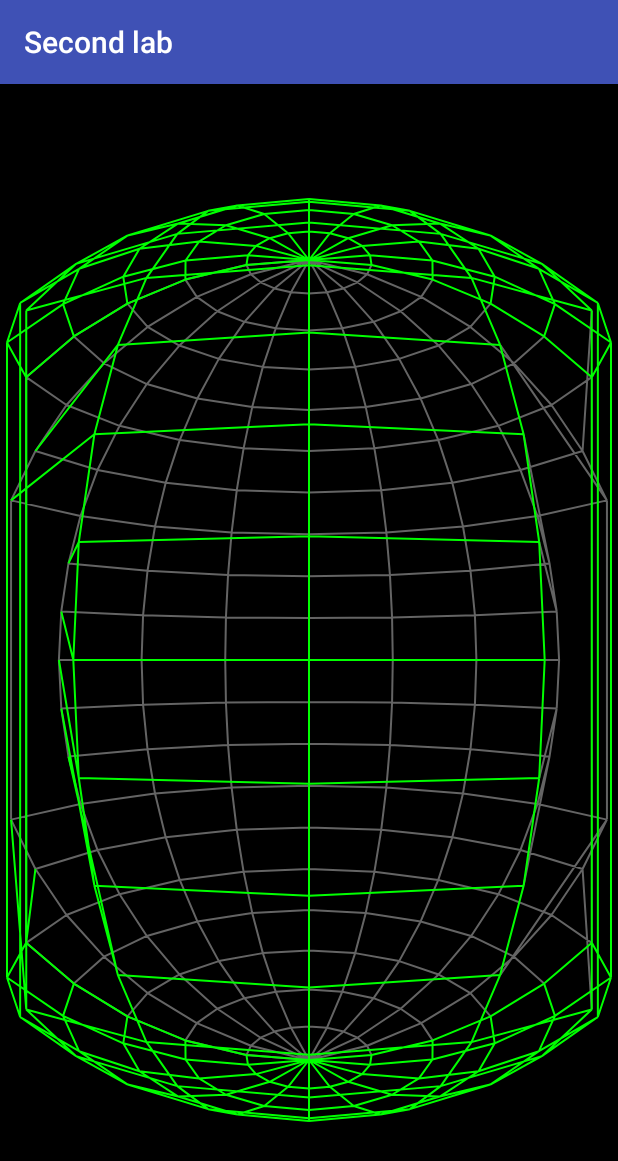
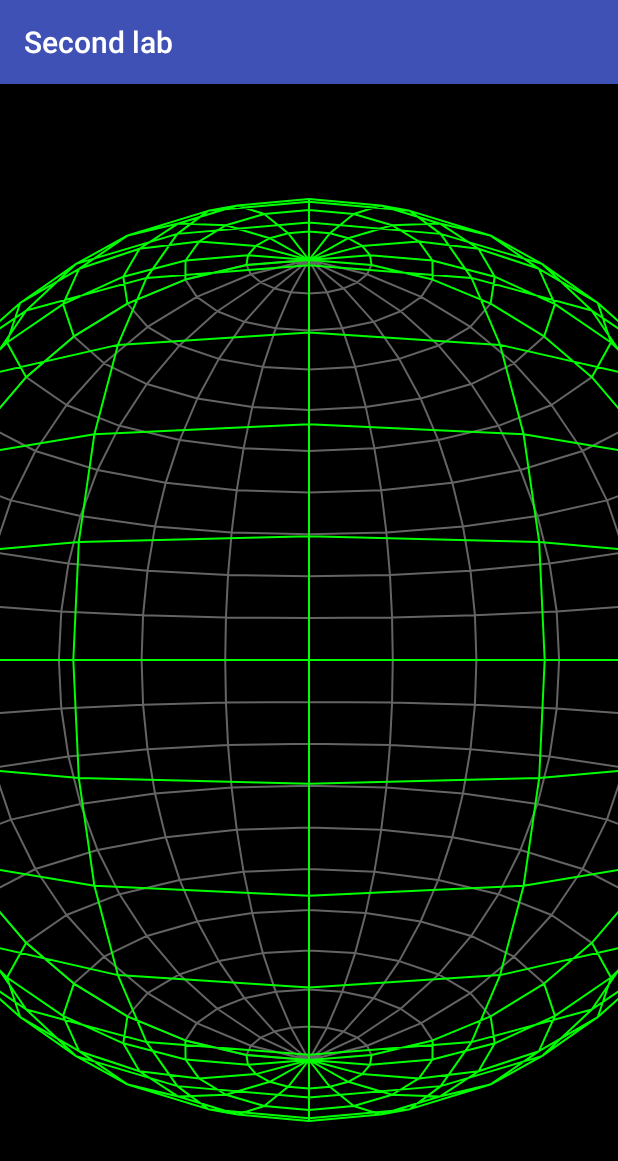
Before and after one commit to Nickolas981/CompGraph, an Android app: the LabThreeActivity screen opened directly, with no data from a screen before it, on a phone screen of 412 x 824 dp. Shown: the top 1161 px of the screen. Run offline under Robolectric (Android 15) with nearby library versions, the phone set to English and light mode, and no system bars.

Commit message:
Fixed out of screen bug

```diff
--- a/app/src/main/java/ua/kpi/dongumen/compgraph/lab3/SphereWireframeView.kt
+++ b/app/src/main/java/ua/kpi/dongumen/compgraph/lab3/SphereWireframeView.kt
@@ -119,20 +119,16 @@ class SphereWireframeView : View {
             return
         }
 
-        if (x >= 0 && x < width && y >= 0 && y < height) {
             if (p.z < 0) {
                 backgroundPath.moveTo(lastX.toFloat(), lastY.toFloat())
                 backgroundPath.lineTo(x.toFloat(), y.toFloat())
-//                ctx.drawLine(lastX.toFloat(), lastY.toFloat(), x.toFloat(), y.toFloat(), hintPaint)
             } else {
                 foregroundPath.moveTo(lastX.toFloat(), lastY.toFloat())
                 foregroundPath.lineTo(x.toFloat(), y.toFloat())
-//                ctx.drawLine(lastX.toFloat(), lastY.toFloat(), x.toFloat(), y.toFloat(), primaryPaint)
             }
 
             lastX = x
             lastY = y
-        }
     }
 
     companion object {
```
